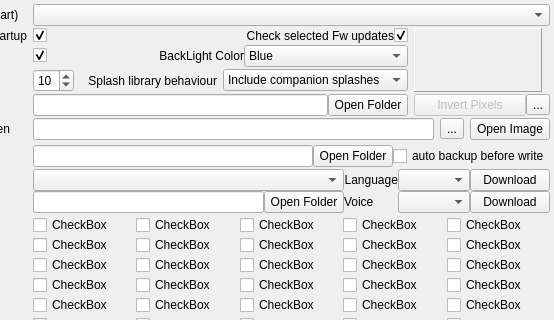
The window that src/preferencesdialog.ui (roberto1903/companion9x) describes before a commit, drawn with Qt 5; both pictures show x 131 to 685 and y 0 to 320 of the 685 by 625 pixel window.
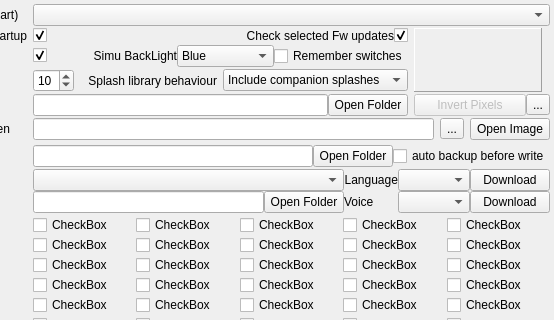
The same window after the commit. Icons and pictures are not drawn.

Patch:
```diff
--- a/src/preferencesdialog.ui
+++ b/src/preferencesdialog.ui
@@ -631,7 +631,7 @@
         </sizepolicy>
        </property>
        <property name="text">
-        <string>BackLight Color</string>
+        <string>Simu BackLight</string>
        </property>
        <property name="alignment">
         <set>Qt::AlignRight|Qt::AlignTrailing|Qt::AlignVCenter</set>
@@ -667,6 +667,13 @@
        </item>
       </widget>
      </item>
+     <item>
+      <widget class="QCheckBox" name="simuSW">
+       <property name="text">
+        <string>Remember switches</string>
+       </property>
+      </widget>
+     </item>
     </layout>
    </item>
    <item row="1" column="2" colspan="2">
```
